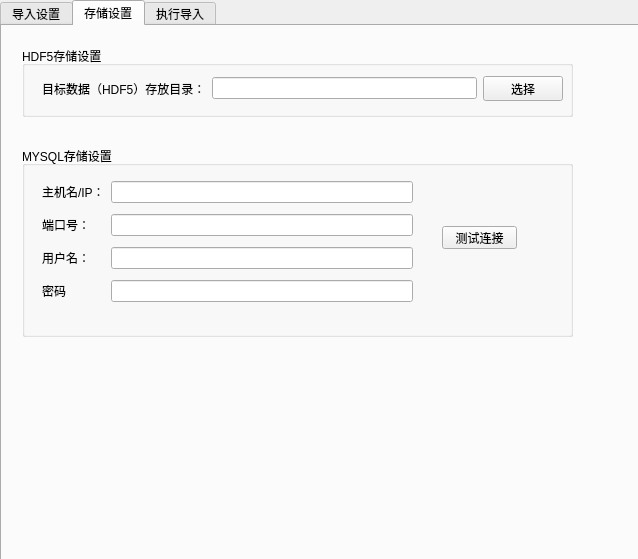
Old version of the form hikyuu/gui/data/MainWindow.ui in the repository fasiondog/hikyuu.
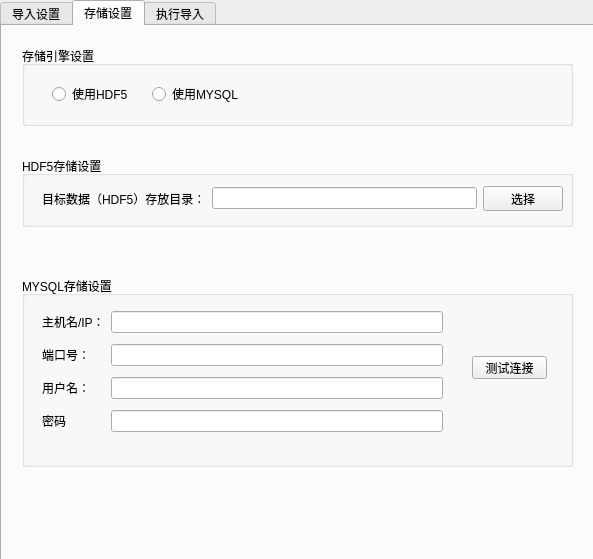
New version of the form. The open tabs and pages were chosen to show the change.

Commit message: 更新数据导入工具(continue)

Patch:
```diff
--- a/hikyuu/gui/data/MainWindow.ui
+++ b/hikyuu/gui/data/MainWindow.ui
@@ -6,7 +6,7 @@
    <rect>
     <x>0</x>
     <y>0</y>
-    <width>638</width>
+    <width>593</width>
     <height>559</height>
    </rect>
   </property>
@@ -372,7 +372,7 @@
       <property name="geometry">
        <rect>
         <x>20</x>
-        <y>120</y>
+        <y>250</y>
         <width>551</width>
         <height>191</height>
        </rect>
@@ -380,12 +380,12 @@
       <property name="title">
        <string>MYSQL存储设置</string>
       </property>
-      <widget class="QWidget" name="">
+      <widget class="QWidget" name="layoutWidget">
        <property name="geometry">
         <rect>
          <x>20</x>
          <y>30</y>
-         <width>371</width>
+         <width>401</width>
          <height>131</height>
         </rect>
        </property>
@@ -435,7 +435,7 @@
       <widget class="QPushButton" name="pushButton">
        <property name="geometry">
         <rect>
-         <x>420</x>
+         <x>450</x>
          <y>80</y>
          <width>75</width>
          <height>23</height>
@@ -450,7 +450,7 @@
       <property name="geometry">
        <rect>
         <x>20</x>
-        <y>20</y>
+        <y>130</y>
         <width>551</width>
         <height>71</height>
        </rect>
@@ -488,6 +488,45 @@
        </layout>
       </widget>
      </widget>
+     <widget class="QGroupBox" name="groupBox_4">
+      <property name="geometry">
+       <rect>
+        <x>20</x>
+        <y>20</y>
+        <width>551</width>
+        <height>80</height>
+       </rect>
+      </property>
+      <property name="title">
+       <string>存储引擎设置</string>
+      </property>
+      <widget class="QRadioButton" name="enable_hdf55_radioButton">
+       <property name="geometry">
+        <rect>
+         <x>30</x>
+         <y>40</y>
+         <width>89</width>
+         <height>16</height>
+        </rect>
+       </property>
+       <property name="text">
+        <string>使用HDF5</string>
+       </property>
+      </widget>
+      <widget class="QRadioButton" name="enable_mysql_radioButton">
+       <property name="geometry">
+        <rect>
+         <x>130</x>
+         <y>40</y>
+         <width>89</width>
+         <height>16</height>
+        </rect>
+       </property>
+       <property name="text">
+        <string>使用MYSQL</string>
+       </property>
+      </widget>
+     </widget>
     </widget>
     <widget class="QWidget" name="tab_2">
      <attribute name="title">
```
Left out of the diff: 24 changed lines with no effect on the pictures. The commit also changes 2 other files.
